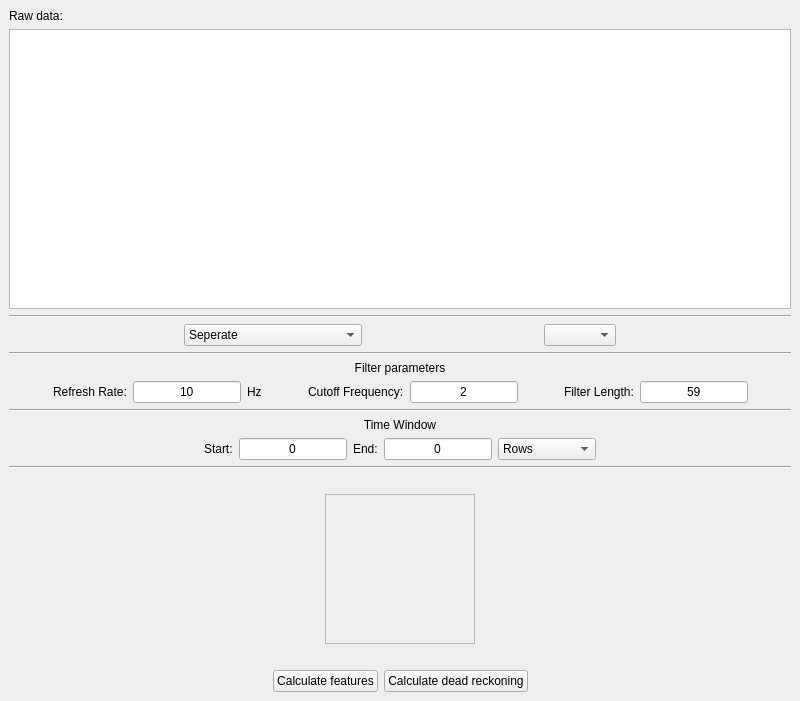
Qt form src/pyAnimalTrack/ui/View/DataImportWindow.ui (davemccormick/pyAnimalTrack) before a commit.
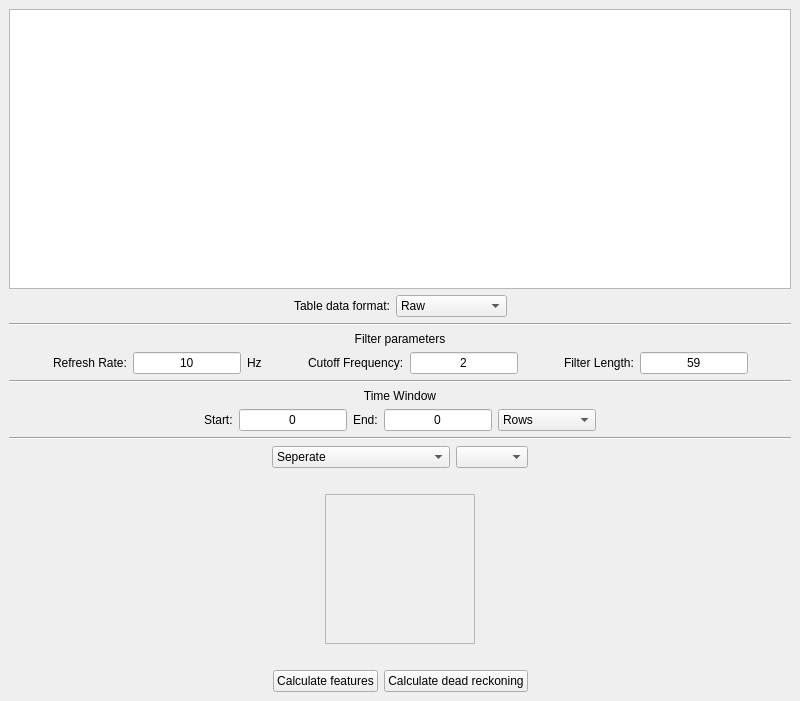
The same form after that commit.

Commit message: Choose which data to show in the table

The edit to the form file:
```diff
--- a/src/pyAnimalTrack/ui/View/DataImportWindow.ui
+++ b/src/pyAnimalTrack/ui/View/DataImportWindow.ui
@@ -17,19 +17,6 @@
    <layout class="QGridLayout" name="gridLayout">
     <item row="0" column="0">
      <layout class="QVBoxLayout" name="verticalLayout">
-      <item>
-       <widget class="QLabel" name="label">
-        <property name="sizePolicy">
-         <sizepolicy hsizetype="Fixed" vsizetype="Fixed">
-          <horstretch>0</horstretch>
-          <verstretch>0</verstretch>
-         </sizepolicy>
-        </property>
-        <property name="text">
-         <string>Raw data:</string>
-        </property>
-       </widget>
-      </item>
       <item>
        <widget class="QTableView" name="rawTableView">
         <property name="enabled">
@@ -59,57 +46,7 @@
        </widget>
       </item>
       <item>
-       <widget class="Line" name="line">
-        <property name="orientation">
-         <enum>Qt::Horizontal</enum>
-        </property>
-       </widget>
-      </item>
-      <item>
-       <layout class="QHBoxLayout" name="horizontalLayout_3">
-        <item>
-         <spacer name="horizontalSpacer_5">
-          <property name="orientation">
-           <enum>Qt::Horizontal</enum>
-          </property>
-          <property name="sizeHint" stdset="0">
-           <size>
-            <width>40</width>
-            <height>20</height>
-           </size>
-          </property>
-         </spacer>
-        </item>
-        <item>
-         <widget class="QComboBox" name="drawModeComboBox">
-          <property name="editable">
-           <bool>false</bool>
-          </property>
-          <property name="sizeAdjustPolicy">
-           <enum>QComboBox::AdjustToContents</enum>
-          </property>
-          <item>
-           <property name="text">
-            <string>Seperate</string>
-           </property>
-          </item>
-          <item>
-           <property name="text">
-            <string>Combined - Unfiltered</string>
-           </property>
-          </item>
-          <item>
-           <property name="text">
-            <string>Combined - Low pass filter</string>
-           </property>
-          </item>
-          <item>
-           <property name="text">
-            <string>Combined - High pass filter</string>
-           </property>
-          </item>
-         </widget>
-        </item>
+       <layout class="QHBoxLayout" name="horizontalLayout_6">
         <item>
          <spacer name="horizontalSpacer_9">
           <property name="orientation">
@@ -124,20 +61,44 @@
          </spacer>
         </item>
         <item>
-         <widget class="QComboBox" name="currentColumnComboBox">
-          <property name="minimumSize">
-           <size>
-            <width>0</width>
-            <height>0</height>
-           </size>
+         <widget class="QLabel" name="label">
+          <property name="text">
+           <string>Table data format:</string>
+          </property>
+         </widget>
+        </item>
+        <item>
+         <widget class="QComboBox" name="tableSourceComboBox">
+          <property name="currentIndex">
+           <number>0</number>
           </property>
           <property name="sizeAdjustPolicy">
            <enum>QComboBox::AdjustToContents</enum>
           </property>
+          <item>
+           <property name="text">
+            <string>Raw</string>
+           </property>
+          </item>
+          <item>
+           <property name="text">
+            <string>Calibrated</string>
+           </property>
+          </item>
+          <item>
+           <property name="text">
+            <string>Low pass filter</string>
+           </property>
+          </item>
+          <item>
+           <property name="text">
+            <string>High pass filter</string>
+           </property>
+          </item>
          </widget>
         </item>
         <item>
-         <spacer name="horizontalSpacer_6">
+         <spacer name="horizontalSpacer_10">
           <property name="orientation">
            <enum>Qt::Horizontal</enum>
           </property>
@@ -459,6 +420,79 @@
         </property>
        </widget>
       </item>
+      <item>
+       <layout class="QHBoxLayout" name="horizontalLayout_3">
+        <item>
+         <spacer name="horizontalSpacer_5">
+          <property name="orientation">
+           <enum>Qt::Horizontal</enum>
+          </property>
+          <property name="sizeHint" stdset="0">
+           <size>
+            <width>40</width>
+            <height>20</height>
+           </size>
+          </property>
+         </spacer>
+        </item>
+        <item>
+         <widget class="QComboBox" name="drawModeComboBox">
+          <property name="editable">
+           <bool>false</bool>
+          </property>
+          <property name="sizeAdjustPolicy">
+           <enum>QComboBox::AdjustToContents</enum>
+          </property>
+          <item>
+           <property name="text">
+            <string>Seperate</string>
+           </property>
+          </item>
+          <item>
+           <property name="text">
+            <string>Combined - Unfiltered</string>
+           </property>
+          </item>
+          <item>
+           <property name="text">
+            <string>Combined - Low pass filter</string>
+           </property>
+          </item>
+          <item>
+           <property name="text">
+            <string>Combined - High pass filter</string>
+           </property>
+          </item>
+         </widget>
+        </item>
+        <item>
+         <widget class="QComboBox" name="currentColumnComboBox">
+          <property name="minimumSize">
+           <size>
+            <width>0</width>
+            <height>0</height>
+           </size>
+          </property>
+          <property name="sizeAdjustPolicy">
+           <enum>QComboBox::AdjustToContents</enum>
+          </property>
+         </widget>
+        </item>
+        <item>
+         <spacer name="horizontalSpacer_6">
+          <property name="orientation">
+           <enum>Qt::Horizontal</enum>
+          </property>
+          <property name="sizeHint" stdset="0">
+           <size>
+            <width>40</width>
+            <height>20</height>
+           </size>
+          </property>
+         </spacer>
+        </item>
+       </layout>
+      </item>
       <item>
        <layout class="QHBoxLayout" name="horizontalLayout_4">
         <property name="spacing">
```
The commit also changes 2 other files.
